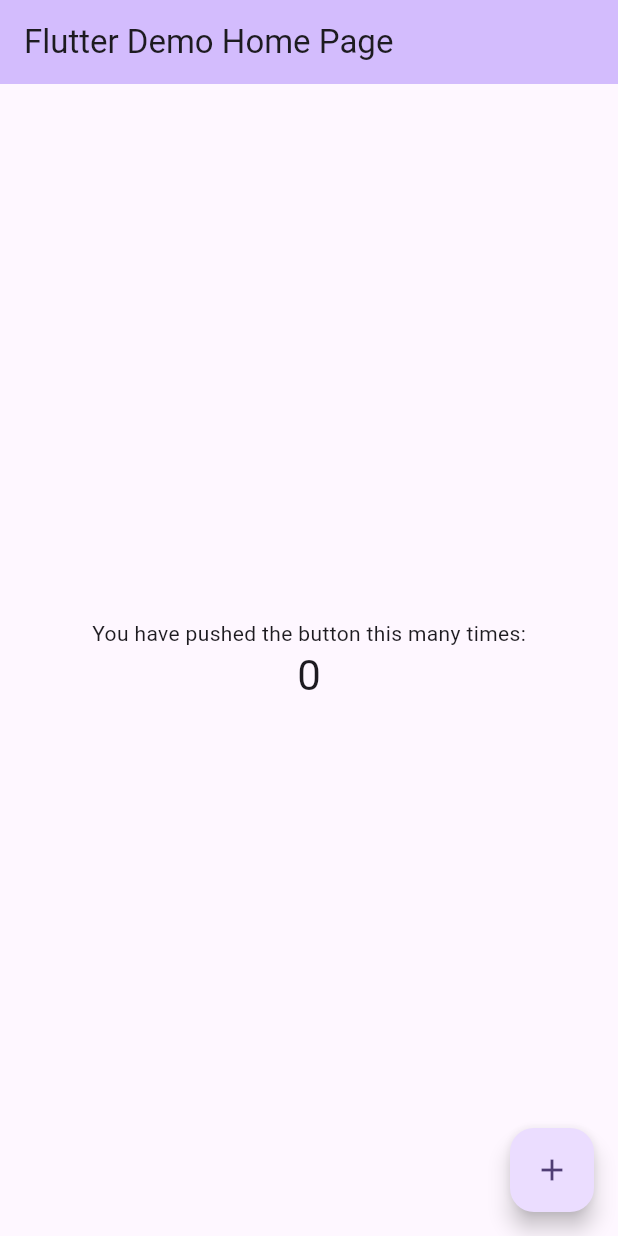
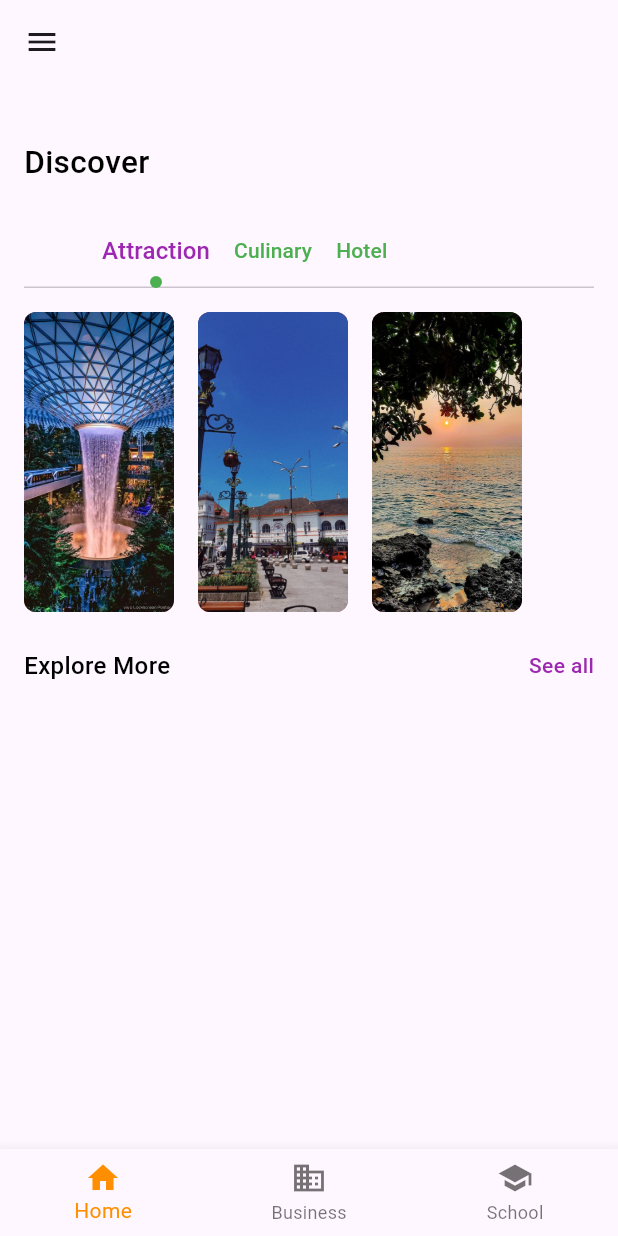
Before and after one commit to whyRaya/my_bloc, a Flutter app: the screen it shows after launch, on a phone screen of 412 x 824 dp. Run offline on Flutter 3.47's test engine with Material 2 defaults, Android fonts, the light colour scheme and no system bars.

Commit message:
feat: pages for welcome, main, and home

```diff
--- a/lib/main.dart
+++ b/lib/main.dart
@@ -1,4 +1,6 @@
 import 'package:flutter/material.dart';
+import 'package:my_bloc/pages/main_page.dart';
+import 'package:my_bloc/pages/welcome_page.dart';
 
 void main() {
   runApp(const MyApp());
@@ -31,95 +33,7 @@ class MyApp extends StatelessWidget {
         colorScheme: ColorScheme.fromSeed(seedColor: Colors.deepPurple),
         useMaterial3: true,
       ),
-      home: const MyHomePage(title: 'Flutter Demo Home Page'),
+      home: const MainPage(),
     );
   }
 }
-
-class MyHomePage extends StatefulWidget {
-  const MyHomePage({super.key, required this.title});
-
-  // This widget is the home page of your application. It is stateful, meaning
-  // that it has a State object (defined below) that contains fields that affect
-  // how it looks.
-
-  // This class is the configuration for the state. It holds the values (in this
-  // case the title) provided by the parent (in this case the App widget) and
-  // used by the build method of the State. Fields in a Widget subclass are
-  // always marked "final".
-
-  final String title;
-
-  @override
-  State<MyHomePage> createState() => _MyHomePageState();
-}
-
-class _MyHomePageState extends State<MyHomePage> {
-  int _counter = 0;
-
-  void _incrementCounter() {
-    setState(() {
-      // This call to setState tells the Flutter framework that something has
-      // changed in this State, which causes it to rerun the build method below
-      // so that the display can reflect the updated values. If we changed
-      // _counter without calling setState(), then the build method would not be
-      // called again, and so nothing would appear to happen.
-      _counter++;
-    });
-  }
-
-  @override
-  Widget build(BuildContext context) {
-    // This method is rerun every time setState is called, for instance as done
-    // by the _incrementCounter method above.
-    //
-    // The Flutter framework has been optimized to make rerunning build methods
-    // fast, so that you can just rebuild anything that needs updating rather
-    // than having to individually change instances of widgets.
-    return Scaffold(
-      appBar: AppBar(
-        // TRY THIS: Try changing the color here to a specific color (to
-        // Colors.amber, perhaps?) and trigger a hot reload to see the AppBar
-        // change color while the other colors stay the same.
-        backgroundColor: Theme.of(context).colorScheme.inversePrimary,
-        // Here we take the value from the MyHomePage object that was created by
-        // the App.build method, and use it to set our appbar title.
-        title: Text(widget.title),
-      ),
-      body: Center(
-        // Center is a layout widget. It takes a single child and positions it
-        // in the middle of the parent.
-        child: Column(
-          // Column is also a layout widget. It takes a list of children and
-          // arranges them vertically. By default, it sizes itself to fit its
-          // children horizontally, and tries to be as tall as its parent.
-          //
-          // Column has various properties to control how it sizes itself and
-          // how it positions its children. Here we use mainAxisAlignment to
-          // center the children vertically; the main axis here is the vertical
-          // axis because Columns are vertical (the cross axis would be
-          // horizontal).
-          //
-          // TRY THIS: Invoke "debug painting" (choose the "Toggle Debug Paint"
-          // action in the IDE, or press "p" in the console), to see the
-          // wireframe for each widget.
-          mainAxisAlignment: MainAxisAlignment.center,
-          children: <Widget>[
-            const Text(
-              'You have pushed the button this many times:',
-            ),
-            Text(
-              '$_counter',
-              style: Theme.of(context).textTheme.headlineMedium,
-            ),
-          ],
-        ),
-      ),
-      floatingActionButton: FloatingActionButton(
-        onPressed: _incrementCounter,
-        tooltip: 'Increment',
-        child: const Icon(Icons.add),
-      ), // This trailing comma makes auto-formatting nicer for build methods.
-    );
-  }
-}
--- /dev/null
+++ b/lib/pages/home_page.dart
@@ -0,0 +1,133 @@
+import 'package:flutter/material.dart';
+import 'package:my_bloc/widgets/raya_text.dart';
+
+class HomePage extends StatefulWidget {
+  const HomePage({super.key});
+
+  @override
+  State<HomePage> createState() => _HomePageState();
+}
+
+class _HomePageState extends State<HomePage> with TickerProviderStateMixin {
+  List images = ["singapore.jpeg", "jogja.jpeg", "anyer.jpeg"];
+  List discover = ["Attraction", "Culinary", "Hotel"];
+
+  @override
+  Widget build(BuildContext context) {
+    TabController tabController = TabController(length: 3, vsync: this);
+    return SizedBox(
+      width: double.infinity,
+      height: double.infinity,
+      child: Column(
+        crossAxisAlignment: CrossAxisAlignment.start,
+        children: [
+          const SizedBox(height: 21),
+          const RayaText(
+            text: "Discover",
+            textState: RayaTextState.m21,
+            color: Colors.black,
+          ),
+          const SizedBox(height: 21),
+          SizedBox(
+            width: double.infinity,
+            height: 48,
+            child: TabBar(
+              indicator:
+                  const _CircleTabIndicator(color: Colors.green, radius: 4),
+              labelPadding: const EdgeInsets.only(left: 0, right: 16),
+              tabs: discover
+                  .map((value) => Tab(text: value))
+                  .toList(),
+              labelColor: Colors.purple,
+              labelStyle: getRayaTextStyle(RayaTextState.m16, Colors.purple),
+              unselectedLabelColor: Colors.green,
+              unselectedLabelStyle: getRayaTextStyle(RayaTextState.m14, Colors.red),
+              controller: tabController,
+              isScrollable: true,
+            ),
+          ),
+          const SizedBox(height: 16),
+          SizedBox(
+            width: double.infinity,
+            height: 200,
+            child: TabBarView(controller: tabController, children: [
+              SizedBox(
+                child: ListView.builder(
+                  scrollDirection: Axis.horizontal,
+                  padding: const EdgeInsets.only(right: 16),
+                  itemCount: 3,
+                  itemBuilder: (context, index) => Container(
+                      width: 100,
+                      height: 250,
+                      margin: const EdgeInsets.only(right: 16),
+                      decoration: BoxDecoration(
+                        image: DecorationImage(
+                            image: AssetImage("image/${images[index]}"),
+                            fit: BoxFit.cover),
+                        borderRadius: BorderRadius.circular(8),
+                        color: const Color(0xFF9A3939),
+                      )),
+                ),
+              ),
+              Center(
+                  child: RayaText(
+                      text: discover[1],
+                      color: Colors.black,
+                      textState: RayaTextState.m21)),
+              Center(
+                  child: RayaText(
+                      text: discover[2],
+                      color: Colors.black,
+                      textState: RayaTextState.m21)),
+            ]),
+          ),
+          const SizedBox(height: 24),
+          const Row(
+            crossAxisAlignment: CrossAxisAlignment.center,
+            children: [
+              RayaText(
+                  text: "Explore More",
+                  textState: RayaTextState.m16,
+                  color: Colors.black),
+              Spacer(),
+              RayaText(
+                  text: "See all",
+                  textState: RayaTextState.m14,
+                  color: Colors.purple),
+            ],
+          ),
+          const SizedBox(height: 24)
+        ],
+      ),
+    );
+  }
+}
+
+class _CircleTabIndicator extends Decoration {
+  final Color color;
+  final double radius;
+
+  const _CircleTabIndicator({required this.color, required this.radius});
+
+  @override
+  BoxPainter createBoxPainter([VoidCallback? onChanged]) {
+    return _CirclePainter(color: color, radius: radius);
+  }
+}
+
+class _CirclePainter extends BoxPainter {
+  final Color color;
+  final double radius;
+
+  const _CirclePainter({required this.color, required this.radius});
+
+  @override
+  void paint(Canvas canvas, Offset offset, ImageConfiguration configuration) {
+    Paint paint = Paint();
+    paint.color = color;
+    paint.isAntiAlias = true;
+    final Offset circleOffset = Offset(
+        configuration.size!.width / 2, configuration.size!.height - radius);
+    canvas.drawCircle(offset + circleOffset, radius, paint);
+  }
+}
--- /dev/null
+++ b/lib/pages/main_page.dart
@@ -0,0 +1,94 @@
+import 'package:flutter/material.dart';
+import 'package:my_bloc/pages/home_page.dart';
+import 'package:my_bloc/widgets/raya_text.dart';
+
+class MainPage extends StatefulWidget {
+  const MainPage({super.key});
+
+  @override
+  State<MainPage> createState() => _MainPageState();
+}
+
+class _MainPageState extends State<MainPage> {
+  int _selectedIndex = 0;
+  static const TextStyle optionStyle =
+      TextStyle(fontSize: 30, fontWeight: FontWeight.bold);
+  static const List<Widget> _widgetOptions = <Widget>[
+    HomePage(),
+    Text(
+      'Index 1: Business',
+      style: optionStyle,
+    ),
+    Text(
+      'Index 2: School',
+      style: optionStyle,
+    ),
+  ];
+
+  void _onItemTapped(int index) {
+    setState(() {
+      _selectedIndex = index;
+    });
+  }
+
+  @override
+  Widget build(BuildContext context) {
+    return Scaffold(
+      appBar: AppBar(),
+      body: Container(
+        padding: const EdgeInsets.all(16),
+        width: double.infinity,
+        child: _widgetOptions.elementAt(_selectedIndex),
+      ),
+      drawer: Drawer(
+        child: ListView(
+          padding: EdgeInsets.zero,
+          children: [
+            const DrawerHeader(
+              decoration: BoxDecoration(
+                color: Colors.blue,
+              ),
+              child: Text('Drawer Header'),
+            ),
+            ListTile(
+              title: const Text('Item 1'),
+              onTap: () {
+                // Update the state of the app
+                // ...
+                // Then close the drawer
+                Navigator.pop(context);
+              },
+            ),
+            ListTile(
+              title: const Text('Item 2'),
+              onTap: () {
+                // Update the state of the app
+                // ...
+                // Then close the drawer
+                Navigator.pop(context);
+              },
+            )
+          ],
+        ),
+      ),
+      bottomNavigationBar: BottomNavigationBar(
+          items: const <BottomNavigationBarItem>[
+            BottomNavigationBarItem(
+              icon: Icon(Icons.home),
+              label: 'Home',
+            ),
+            BottomNavigationBarItem(
+              icon: Icon(Icons.business),
+              label: 'Business',
+            ),
+            BottomNavigationBarItem(
+              icon: Icon(Icons.school),
+              label: 'School',
+            ),
+          ],
+          currentIndex: _selectedIndex,
+          selectedItemColor: Colors.amber[800],
+          onTap: _onItemTapped),
+    );
+  }
+}
--- /dev/null
+++ b/lib/widgets/raya_text.dart
@@ -0,0 +1,72 @@
+import 'package:flutter/material.dart';
+
+class RayaText extends StatelessWidget {
+  const RayaText({
+    super.key,
+    required this.text,
+    this.textState = RayaTextState.m16,
+    this.color = Colors.white,
+  });
+
+  final String text;
+  final RayaTextState textState;
+  final Color color;
+
+  @override
+  Widget build(BuildContext context) {
+    return Text(
+      text,
+      style: TextStyle(
+          fontSize: getRayaFontSize(textState),
+          color: color,
+          fontWeight: getRayaFontWeight(textState)),
+    );
+  }
+}
+
+TextStyle getRayaTextStyle(RayaTextState state, Color color) {
+  return TextStyle(
+      fontSize: getRayaFontSize(state),
+      color: color,
+      fontWeight: getRayaFontWeight(state)
+  );
+}
+
+double getRayaFontSize(RayaTextState state) {
+  switch (state) {
+    case RayaTextState.b30 || RayaTextState.m30:
+      {
+        return 30;
+      }
+    case RayaTextState.m21 || RayaTextState.b21:
+      {
+        return 21;
+      }
+    case RayaTextState.m16 || RayaTextState.b16:
+      {
+        return 16;
+      }
+    default:
+      {
+        return 14;
+      }
+  }
+}
+
+FontWeight getRayaFontWeight(RayaTextState state) {
+  switch (state) {
+    case RayaTextState.b30 ||
+    RayaTextState.b21 ||
+    RayaTextState.b16 ||
+    RayaTextState.b14:
+      {
+        return FontWeight.bold;
+      }
+    default:
+      {
+        return FontWeight.w500;
+      }
+  }
+}
+
+enum RayaTextState { b30, m30, b21, m21, b16, m16, b14, m14 }
```
Also changed, not shown: lib/pages/welcome_page.dart (added, +77 -0 lines), lib/widgets/raya_button.dart (added, +32 -0 lines), pubspec.yaml (+6 -3 lines), image/anyer.jpeg (added), image/jogja.jpeg (added), image/singapore.jpeg (added), pubspec.lock.
